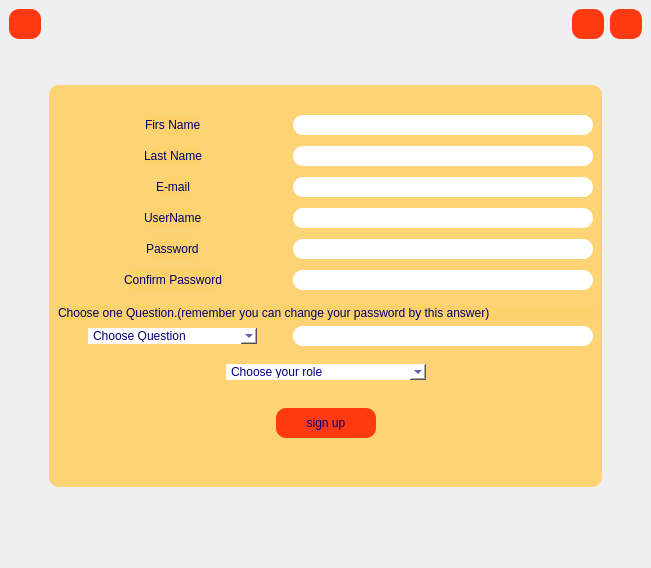
Above: signupform.ui from fatemebd/Library before the change. Below: the same form after it.
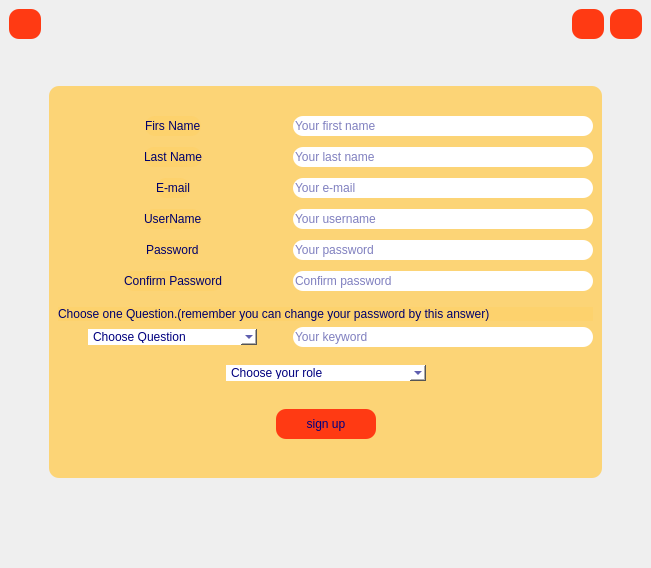
That is the form after the change. Icons and pictures are not drawn.

Diff of the .ui file:
```diff
--- a/signupform.ui
+++ b/signupform.ui
@@ -267,6 +267,9 @@
              <property name="toolTip">
               <string>enter your first name</string>
              </property>
+             <property name="placeholderText">
+              <string>Your first name</string>
+             </property>
             </widget>
            </item>
           </layout>
@@ -336,6 +339,9 @@
              <property name="toolTip">
               <string>enter your last name</string>
              </property>
+             <property name="placeholderText">
+              <string>Your last name</string>
+             </property>
             </widget>
            </item>
           </layout>
@@ -405,6 +411,9 @@
              <property name="toolTip">
               <string>enter your email</string>
              </property>
+             <property name="placeholderText">
+              <string>Your e-mail</string>
+             </property>
             </widget>
            </item>
           </layout>
@@ -474,6 +483,9 @@
              <property name="toolTip">
               <string>enter username</string>
              </property>
+             <property name="placeholderText">
+              <string>Your username</string>
+             </property>
             </widget>
            </item>
           </layout>
@@ -543,6 +555,9 @@
              <property name="toolTip">
               <string>enter password</string>
              </property>
+             <property name="placeholderText">
+              <string>Your password</string>
+             </property>
             </widget>
            </item>
           </layout>
@@ -625,6 +640,9 @@
              <property name="toolTip">
               <string>re-enter your password</string>
              </property>
+             <property name="placeholderText">
+              <string>Confirm password</string>
+             </property>
             </widget>
            </item>
           </layout>
@@ -749,6 +767,9 @@
              <property name="toolTip">
               <string>enter your keyword</string>
              </property>
+             <property name="placeholderText">
+              <string>Your keyword</string>
+             </property>
             </widget>
            </item>
           </layout>
@@ -913,7 +934,7 @@
            <property name="sizeHint" stdset="0">
             <size>
              <width>20</width>
-             <height>40</height>
+             <height>30</height>
             </size>
            </property>
           </spacer>
```
Left out of the diff: 30 changed lines with no effect on the pictures.
